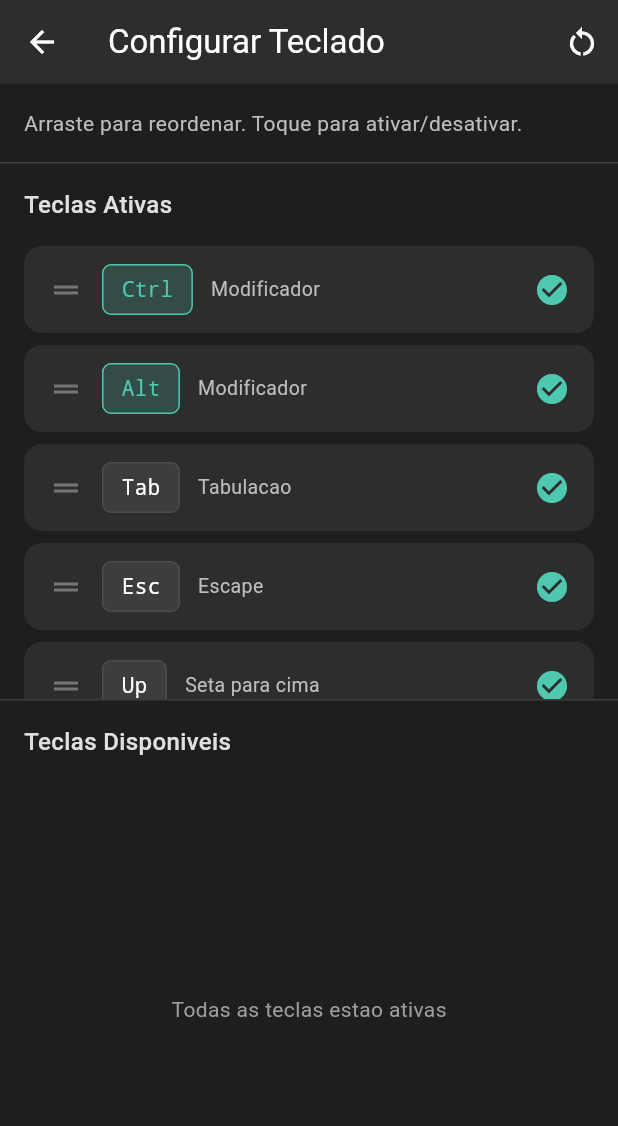
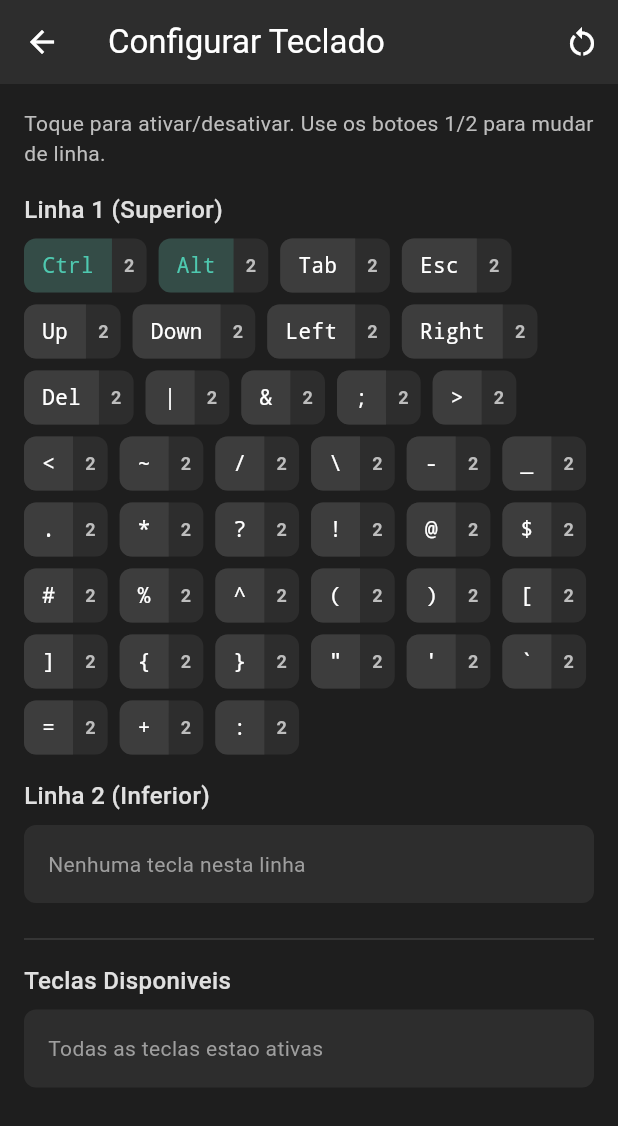
Before and after one commit to ropermen/c-term, a Flutter app: the KeyboardSettingsScreen screen opened directly, on a phone screen of 412 x 824 dp. Shown: the top 1126 px of the screen. Run offline on Flutter 3.47's test engine with Material 3 defaults, Android fonts, the phone set to English and light mode, and no system bars; our stand-ins replace flutter_secure_storage, local_auth, wakelock_plus; missing offline and left inert: dartssh2, xterm; accounts and stored records are empty.

Commit message:
Allow user to choose which row each key belongs to
- Added row property to KeyboardKey model (1 or 2)
- Keyboard settings now shows keys organized by row
- User can move keys between rows using the row buttons
- Terminal keyboard displays keys based on their assigned row

Co-Authored-By: Claude Opus 4.5 <noreply@anthropic.com>

```diff
--- a/lib/models/keyboard_key.dart
+++ b/lib/models/keyboard_key.dart
@@ -7,6 +7,7 @@ class KeyboardKey {
   final bool isModifier;
   bool enabled;
   int order;
+  int row;
 
   KeyboardKey({
     required this.id,
@@ -15,6 +16,7 @@ class KeyboardKey {
     this.isModifier = false,
     this.enabled = true,
     this.order = 0,
+    this.row = 1,
   });
 
   KeyboardKey copyWith({
@@ -24,6 +26,7 @@ class KeyboardKey {
     bool? isModifier,
     bool? enabled,
     int? order,
+    int? row,
   }) {
     return KeyboardKey(
       id: id ?? this.id,
@@ -32,6 +35,7 @@ class KeyboardKey {
       isModifier: isModifier ?? this.isModifier,
       enabled: enabled ?? this.enabled,
       order: order ?? this.order,
+      row: row ?? this.row,
     );
   }
 
@@ -43,6 +47,7 @@ class KeyboardKey {
       'isModifier': isModifier,
       'enabled': enabled,
       'order': order,
+      'row': row,
     };
   }
 
@@ -54,6 +59,7 @@ class KeyboardKey {
       isModifier: json['isModifier'] as bool? ?? false,
       enabled: json['enabled'] as bool? ?? true,
       order: json['order'] as int? ?? 0,
+      row: json['row'] as int? ?? 1,
     );
   }
 
--- a/lib/providers/keyboard_provider.dart
+++ b/lib/providers/keyboard_provider.dart
@@ -13,6 +13,10 @@ class KeyboardProvider extends ChangeNotifier {
   List<KeyboardKey> get keys => List.unmodifiable(_keys);
   List<KeyboardKey> get enabledKeys =>
       _keys.where((k) => k.enabled).toList()..sort((a, b) => a.order.compareTo(b.order));
+  List<KeyboardKey> get enabledKeysRow1 =>
+      _keys.where((k) => k.enabled && k.row == 1).toList()..sort((a, b) => a.order.compareTo(b.order));
+  List<KeyboardKey> get enabledKeysRow2 =>
+      _keys.where((k) => k.enabled && k.row == 2).toList()..sort((a, b) => a.order.compareTo(b.order));
   bool get isLoading => _isLoading;
 
   Future<void> loadKeys() async {
@@ -60,6 +64,15 @@ class KeyboardProvider extends ChangeNotifier {
     notifyListeners();
   }
 
+  Future<void> setKeyRow(String keyId, int row) async {
+    final index = _keys.indexWhere((k) => k.id == keyId);
+    if (index != -1) {
+      _keys[index] = _keys[index].copyWith(row: row);
+      await _saveKeys();
+      notifyListeners();
+    }
+  }
+
   Future<void> resetToDefaults() async {
     await _storageService.resetKeyboardKeys();
     _keys = KeyboardKey.defaultKeys();
--- a/lib/screens/keyboard_settings_screen.dart
+++ b/lib/screens/keyboard_settings_screen.dart
@@ -64,85 +64,154 @@ class _KeyboardSettingsScreenState extends State<KeyboardSettingsScreen> {
             );
           }
 
-          return Column(
-            crossAxisAlignment: CrossAxisAlignment.start,
+          return ListView(
+            padding: const EdgeInsets.all(16),
             children: [
-              Padding(
-                padding: const EdgeInsets.all(16),
-                child: Text(
-                  'Arraste para reordenar. Toque para ativar/desativar.',
+              Text(
+                'Toque para ativar/desativar. Use os botoes 1/2 para mudar de linha.',
                 style: TextStyle(color: Colors.grey.shade400, fontSize: 14),
               ),
+              const SizedBox(height: 16),
+              _buildSectionHeader('Linha 1 (Superior)'),
+              const SizedBox(height: 8),
+              _KeysRow(
+                keys: provider.enabledKeysRow1,
+                provider: provider,
+                currentRow: 1,
               ),
-              const Divider(color: Color(0xFF3D3D3D), height: 1),
-              Padding(
-                padding: const EdgeInsets.all(16),
-                child: Text(
-                  'Teclas Ativas',
-                  style: TextStyle(
-                    color: Colors.grey.shade300,
-                    fontSize: 16,
-                    fontWeight: FontWeight.w500,
+              const SizedBox(height: 16),
+              _buildSectionHeader('Linha 2 (Inferior)'),
+              const SizedBox(height: 8),
+              _KeysRow(
+                keys: provider.enabledKeysRow2,
+                provider: provider,
+                currentRow: 2,
               ),
-                ),
-              ),
-              Expanded(
-                child: _EnabledKeysList(provider: provider),
-              ),
-              const Divider(color: Color(0xFF3D3D3D), height: 1),
-              Padding(
-                padding: const EdgeInsets.all(16),
-                child: Text(
-                  'Teclas Disponiveis',
-                  style: TextStyle(
-                    color: Colors.grey.shade300,
-                    fontSize: 16,
-                    fontWeight: FontWeight.w500,
-                  ),
-                ),
-              ),
-              Expanded(
-                child: _DisabledKeysList(provider: provider),
-              ),
+              const SizedBox(height: 16),
+              const Divider(color: Color(0xFF3D3D3D)),
+              const SizedBox(height: 8),
+              _buildSectionHeader('Teclas Disponiveis'),
+              const SizedBox(height: 8),
+              _DisabledKeysList(provider: provider),
             ],
           );
         },
       ),
     );
   }
+
+  Widget _buildSectionHeader(String title) {
+    return Text(
+      title,
+      style: TextStyle(
+        color: Colors.grey.shade300,
+        fontSize: 16,
+        fontWeight: FontWeight.w500,
+      ),
+    );
+  }
 }
 
-class _EnabledKeysList extends StatelessWidget {
+class _KeysRow extends StatelessWidget {
+  final List<KeyboardKey> keys;
   final KeyboardProvider provider;
+  final int currentRow;
 
-  const _EnabledKeysList({required this.provider});
+  const _KeysRow({
+    required this.keys,
+    required this.provider,
+    required this.currentRow,
+  });
 
   @override
   Widget build(BuildContext context) {
-    final enabledKeys = provider.enabledKeys;
-
-    if (enabledKeys.isEmpty) {
-      return Center(
+    if (keys.isEmpty) {
+      return Container(
+        padding: const EdgeInsets.all(16),
+        decoration: BoxDecoration(
+          color: const Color(0xFF2D2D2D),
+          borderRadius: BorderRadius.circular(8),
+        ),
         child: Text(
-          'Nenhuma tecla ativa',
+          'Nenhuma tecla nesta linha',
           style: TextStyle(color: Colors.grey.shade500),
         ),
       );
     }
 
-    return ReorderableListView.builder(
-      padding: const EdgeInsets.symmetric(horizontal: 16),
-      itemCount: enabledKeys.length,
-      onReorder: provider.reorderKeys,
-      itemBuilder: (context, index) {
-        final key = enabledKeys[index];
-        return _KeyTile(
-          key: ValueKey(key.id),
+    return Wrap(
+      spacing: 8,
+      runSpacing: 8,
+      children: keys.map((key) => _KeyChip(
         keyData: key,
-          onToggle: () => provider.toggleKey(key.id),
-          showDragHandle: true,
+        provider: provider,
+        currentRow: currentRow,
+      )).toList(),
     );
-      },
+  }
+}
+
+class _KeyChip extends StatelessWidget {
+  final KeyboardKey keyData;
+  final KeyboardProvider provider;
+  final int currentRow;
+
+  const _KeyChip({
+    required this.keyData,
+    required this.provider,
+    required this.currentRow,
+  });
+
+  @override
+  Widget build(BuildContext context) {
+    final targetRow = currentRow == 1 ? 2 : 1;
+
+    return Container(
+      decoration: BoxDecoration(
+        color: const Color(0xFF2D2D2D),
+        borderRadius: BorderRadius.circular(8),
+      ),
+      child: Row(
+        mainAxisSize: MainAxisSize.min,
+        children: [
+          InkWell(
+            onTap: () => provider.toggleKey(keyData.id),
+            borderRadius: const BorderRadius.horizontal(left: Radius.circular(8)),
+            child: Container(
+              padding: const EdgeInsets.symmetric(horizontal: 12, vertical: 8),
+              decoration: BoxDecoration(
+                color: keyData.isModifier
+                    ? const Color(0xFF4EC9B0).withOpacity(0.2)
+                    : const Color(0xFF3D3D3D),
+                borderRadius: const BorderRadius.horizontal(left: Radius.circular(8)),
+              ),
+              child: Text(
+                keyData.label,
+                style: TextStyle(
+                  color: keyData.isModifier ? const Color(0xFF4EC9B0) : Colors.white,
+                  fontFamily: 'monospace',
+                  fontWeight: FontWeight.w500,
+                ),
+              ),
+            ),
+          ),
+          InkWell(
+            onTap: () => provider.setKeyRow(keyData.id, targetRow),
+            borderRadius: const BorderRadius.horizontal(right: Radius.circular(8)),
+            child: Container(
+              padding: const EdgeInsets.symmetric(horizontal: 8, vertical: 8),
+              child: Text(
+                '$targetRow',
+                style: TextStyle(
+                  color: Colors.grey.shade400,
+                  fontSize: 12,
+                  fontWeight: FontWeight.bold,
+                ),
+              ),
+            ),
+          ),
+        ],
+      ),
     );
   }
 }
@@ -157,7 +226,12 @@ class _DisabledKeysList extends StatelessWidget {
     final disabledKeys = provider.keys.where((k) => !k.enabled).toList();
 
     if (disabledKeys.isEmpty) {
-      return Center(
+      return Container(
+        padding: const EdgeInsets.all(16),
+        decoration: BoxDecoration(
+          color: const Color(0xFF2D2D2D),
+          borderRadius: BorderRadius.circular(8),
+        ),
         child: Text(
           'Todas as teclas estao ativas',
           style: TextStyle(color: Colors.grey.shade500),
@@ -165,136 +239,29 @@ class _DisabledKeysList extends StatelessWidget {
       );
     }
 
-    return ListView.builder(
-      padding: const EdgeInsets.symmetric(horizontal: 16),
-      itemCount: disabledKeys.length,
-      itemBuilder: (context, index) {
-        final key = disabledKeys[index];
-        return _KeyTile(
-          key: ValueKey(key.id),
-          keyData: key,
-          onToggle: () => provider.toggleKey(key.id),
-          showDragHandle: false,
-        );
-      },
-    );
-  }
-}
-
-class _KeyTile extends StatelessWidget {
-  final KeyboardKey keyData;
-  final VoidCallback onToggle;
-  final bool showDragHandle;
-
-  const _KeyTile({
-    super.key,
-    required this.keyData,
-    required this.onToggle,
-    this.showDragHandle = false,
-  });
-
-  @override
-  Widget build(BuildContext context) {
-    return Card(
-      color: const Color(0xFF2D2D2D),
-      margin: const EdgeInsets.only(bottom: 8),
-      child: InkWell(
-        onTap: onToggle,
+    return Wrap(
+      spacing: 8,
+      runSpacing: 8,
+      children: disabledKeys.map((key) => InkWell(
+        onTap: () => provider.toggleKey(key.id),
         borderRadius: BorderRadius.circular(8),
-        child: Padding(
-          padding: const EdgeInsets.symmetric(horizontal: 16, vertical: 12),
-          child: Row(
-            children: [
-              if (showDragHandle)
-                ReorderableDragStartListener(
-                  index: 0,
-                  child: Padding(
-                    padding: const EdgeInsets.only(right: 12),
-                    child: Icon(
-                      Icons.drag_handle,
-                      color: Colors.grey.shade600,
-                    ),
-                  ),
-                ),
-              Container(
-                padding: const EdgeInsets.symmetric(horizontal: 12, vertical: 6),
+        child: Container(
+          padding: const EdgeInsets.symmetric(horizontal: 12, vertical: 8),
           decoration: BoxDecoration(
-                  color: keyData.isModifier
-                      ? const Color(0xFF4EC9B0).withOpacity(0.2)
-                      : const Color(0xFF3D3D3D),
-                  borderRadius: BorderRadius.circular(6),
-                  border: Border.all(
-                    color: keyData.isModifier
-                        ? const Color(0xFF4EC9B0)
-                        : const Color(0xFF4D4D4D),
-                  ),
+            color: const Color(0xFF3D3D3D),
+            borderRadius: BorderRadius.circular(8),
+            border: Border.all(color: const Color(0xFF4D4D4D)),
           ),
           child: Text(
-                  keyData.label,
-                  style: TextStyle(
-                    color: keyData.isModifier
-                        ? const Color(0xFF4EC9B0)
-                        : Colors.white,
+            key.label,
+            style: const TextStyle(
+              color: Colors.grey,
               fontFamily: 'monospace',
               fontWeight: FontWeight.w500,
             ),
           ),
         ),
-              const SizedBox(width: 12),
-              Expanded(
-                child: Text(
-                  keyData.isModifier ? 'Modificador' : _getKeyDescription(keyData.id),
-                  style: TextStyle(
-                    color: Colors.grey.shade400,
-                    fontSize: 13,
-                  ),
-                ),
-              ),
-              Icon(
-                keyData.enabled ? Icons.check_circle : Icons.radio_button_unchecked,
-                color: keyData.enabled ? const Color(0xFF4EC9B0) : Colors.grey.shade600,
-              ),
-            ],
-          ),
-        ),
-      ),
+      )).toList(),
     );
   }
-
-  String _getKeyDescription(String id) {
-    switch (id) {
-      case 'tab':
-        return 'Tabulacao';
-      case 'esc':
-        return 'Escape';
-      case 'up':
-        return 'Seta para cima';
-      case 'down':
-        return 'Seta para baixo';
-      case 'left':
-        return 'Seta para esquerda';
-      case 'right':
-        return 'Seta para direita';
-      case 'del':
-        return 'Delete';
-      case 'pipe':
-        return 'Pipe (redirecionamento)';
-      case 'amp':
-        return 'E comercial';
-      case 'semicolon':
-        return 'Ponto e virgula';
-      case 'gt':
-        return 'Maior que';
-      case 'lt':
-        return 'Menor que';
-      case 'tilde':
-        return 'Til (home)';
-      case 'slash':
-        return 'Barra';
-      case 'backslash':
-        return 'Barra invertida';
-      default:
-        return 'Caractere especial';
 }
-  }
-}
--- a/lib/widgets/terminal_keyboard.dart
+++ b/lib/widgets/terminal_keyboard.dart
@@ -109,12 +109,8 @@ class _TerminalKeyboardState extends State<TerminalKeyboard> {
   Widget _buildKeyboard() {
     return Consumer<KeyboardProvider>(
       builder: (context, provider, _) {
-        final enabledKeys = provider.enabledKeys;
-
-        // Split keys into two rows
-        final midpoint = (enabledKeys.length / 2).ceil();
-        final firstRowKeys = enabledKeys.take(midpoint).toList();
-        final secondRowKeys = enabledKeys.skip(midpoint).toList();
+        final firstRowKeys = provider.enabledKeysRow1;
+        final secondRowKeys = provider.enabledKeysRow2;
 
         return Column(
           mainAxisSize: MainAxisSize.min,
--- a/pubspec.yaml
+++ b/pubspec.yaml
@@ -16,7 +16,7 @@ publish_to: 'none' # Remove this line if you wish to publish to pub.dev
 # https://developer.apple.com/library/archive/documentation/General/Reference/InfoPlistKeyReference/Articles/CoreFoundationKeys.html
 # In Windows, build-name is used as the major, minor, and patch parts
 # of the product and file versions while build-number is used as the build suffix.
-version: 1.5.1+10
+version: 1.6.0+11
 
 environment:
   sdk: ^3.6.1
```
Lines whose indentation alone changed are shown as unchanged.
